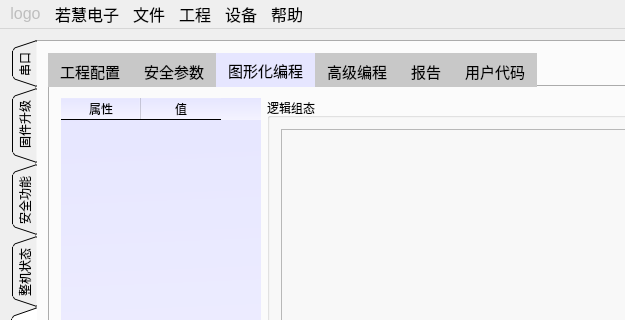
Qt form mainwindow.ui (su0814/qt_spc100) before a commit; both pictures show x 0 to 625 and y 0 to 320 of the 1200 by 700 pixel window.
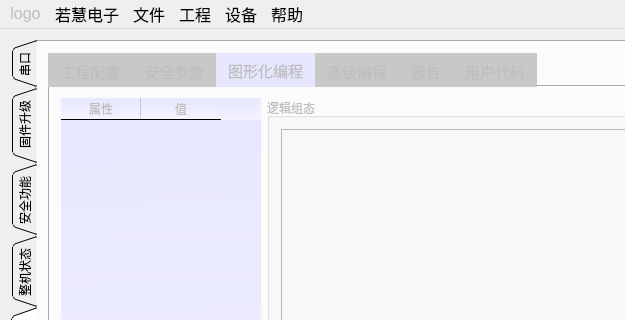
The same form after that commit. The open tabs and pages were chosen to show the change.

Commit message: 初始工程为失能

What changed in the file:
```diff
--- a/mainwindow.ui
+++ b/mainwindow.ui
@@ -5789,7 +5789,7 @@
         <item row="0" column="1">
          <widget class="QTabWidget" name="tabWidget_logic">
           <property name="enabled">
-           <bool>true</bool>
+           <bool>false</bool>
           </property>
           <property name="font">
            <font>
```
Left out of the diff: 12 changed lines with no effect on the pictures.
